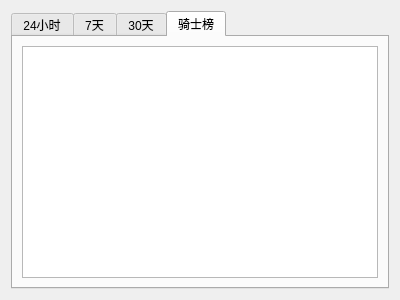
First picture: the form in ui/ui_rank.ui, repository tonquer/picacg-qt, before the edit.
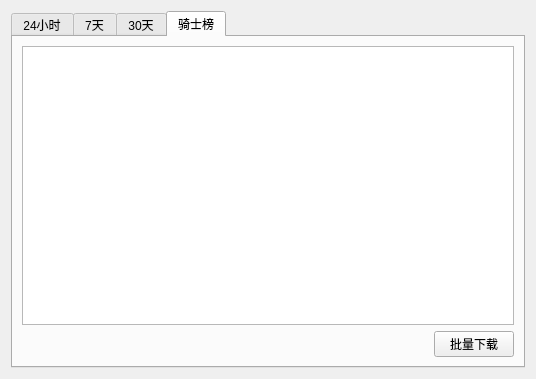
Second picture: the form after the edit. Custom widgets are drawn as their Qt base class.

```diff
--- a/ui/ui_rank.ui
+++ b/ui/ui_rank.ui
@@ -6,8 +6,8 @@
    <rect>
     <x>0</x>
     <y>0</y>
-    <width>400</width>
-    <height>300</height>
+    <width>536</width>
+    <height>379</height>
    </rect>
   </property>
   <property name="windowTitle">
@@ -58,6 +58,30 @@
        <item>
         <widget class="UserListWidget" name="kindList"/>
        </item>
+       <item>
+        <layout class="QHBoxLayout" name="horizontalLayout">
+         <item>
+          <spacer name="horizontalSpacer">
+           <property name="orientation">
+            <enum>Qt::Horizontal</enum>
+           </property>
+           <property name="sizeHint" stdset="0">
+            <size>
+             <width>40</width>
+             <height>20</height>
+            </size>
+           </property>
+          </spacer>
+         </item>
+         <item>
+          <widget class="QPushButton" name="pushButton">
+           <property name="text">
+            <string>批量下载</string>
+           </property>
+          </widget>
+         </item>
+        </layout>
+       </item>
       </layout>
      </widget>
     </widget>
```
Left out of the diff: 1 changed line with no effect on the pictures.
